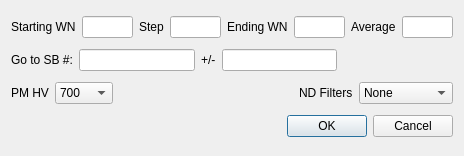
Above: QuickSettings.ui from SherwinGroup/SPEXSidebands-fuzzy before the change. Below: the same form after it.
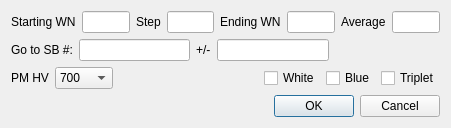
That is the form after the change. Custom widgets are drawn as their Qt base class.

Commit message: Loose filter ui update for debugging

The edit to the form file:
```diff
--- a/QuickSettings.ui
+++ b/QuickSettings.ui
@@ -6,8 +6,8 @@
    <rect>
     <x>0</x>
     <y>0</y>
-    <width>464</width>
-    <height>156</height>
+    <width>451</width>
+    <height>125</height>
    </rect>
   </property>
   <property name="windowTitle">
@@ -132,34 +132,24 @@
       </spacer>
      </item>
      <item>
-      <widget class="QLabel" name="label_17">
+      <widget class="QCheckBox" name="cbFilterWhite">
        <property name="text">
-        <string>ND Filters</string>
+        <string>White</string>
        </property>
       </widget>
      </item>
      <item>
-      <widget class="QComboBox" name="cbNDFilters">
-       <item>
+      <widget class="QCheckBox" name="cbFilterBlue">
         <property name="text">
-         <string>None</string>
-        </property>
+        <string>Blue</string>
+       </property>
+      </widget>
        </item>
        <item>
+      <widget class="QCheckBox" name="cbFilterTriplet">
         <property name="text">
-         <string>White Label</string>
-        </property>
-       </item>
-       <item>
-        <property name="text">
-         <string>Blue Label</string>
-        </property>
-       </item>
-       <item>
-        <property name="text">
-         <string>Both</string>
-        </property>
-       </item>
+        <string>Triplet</string>
+       </property>
       </widget>
      </item>
     </layout>
```
Left out of the diff: 3 changed lines with no effect on the pictures. Lines whose indentation alone changed are shown as unchanged. The commit also changes 4 other files.
